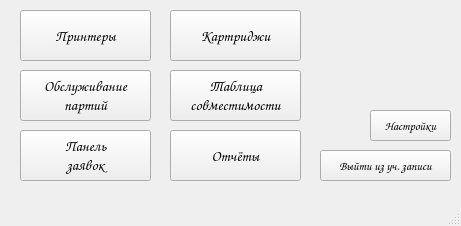
Old version of the form mainwindow.ui in the repository pavel9609/CatridgeHeaven.
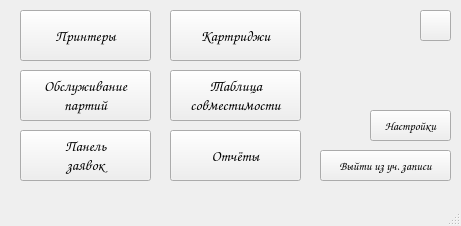
New version of the form.

What changed in the file:
```diff
--- a/mainwindow.ui
+++ b/mainwindow.ui
@@ -189,6 +189,19 @@
 совместимости</string>
     </property>
    </widget>
+   <widget class="QPushButton" name="exitButton">
+    <property name="geometry">
+     <rect>
+      <x>420</x>
+      <y>10</y>
+      <width>31</width>
+      <height>31</height>
+     </rect>
+    </property>
+    <property name="text">
+     <string/>
+    </property>
+   </widget>
   </widget>
   <widget class="QMenuBar" name="menubar">
    <property name="geometry">
```
